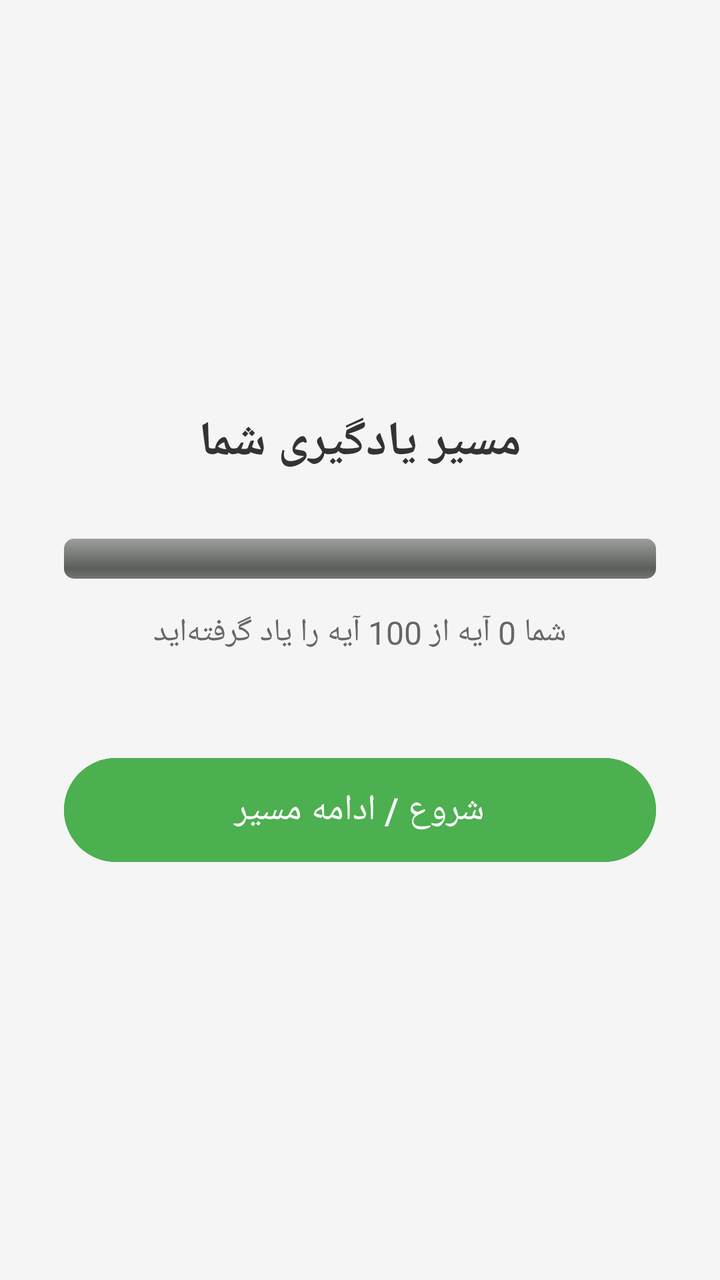
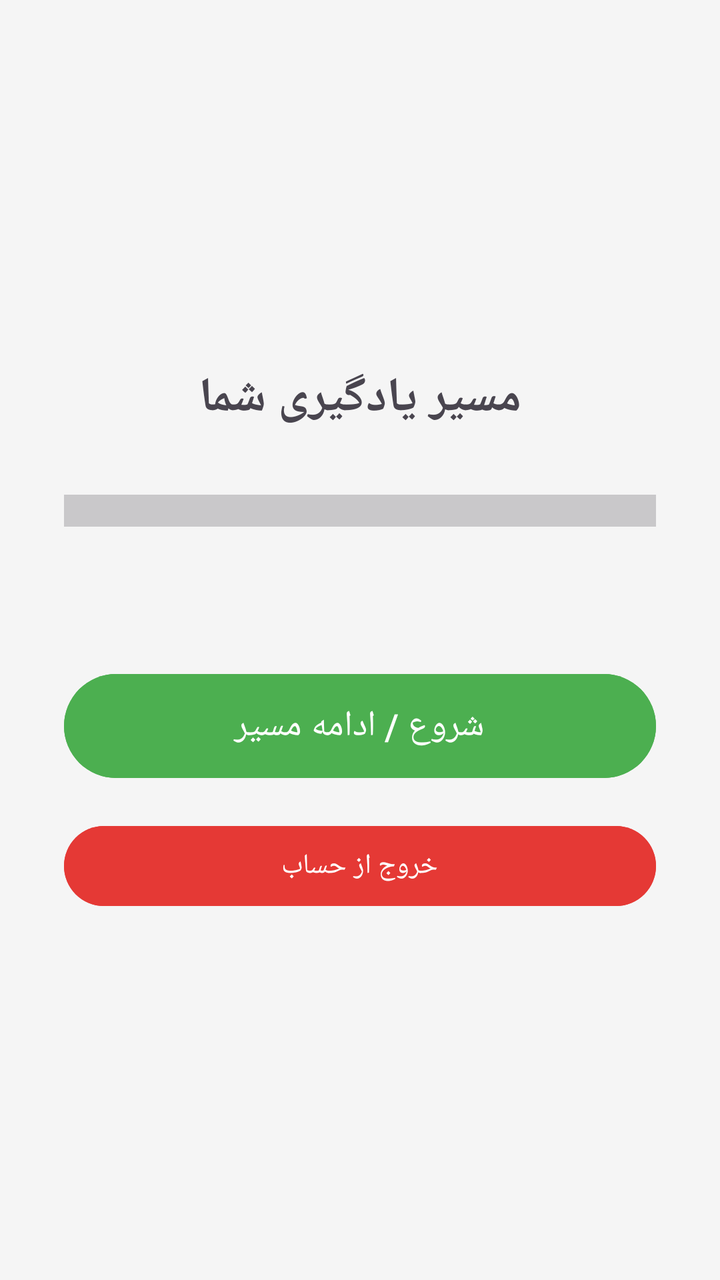

Screens rendered from an Android XML layout before and after an edit, with the pre-edit source and the edit as a unified diff.
<!-- AndroidManifest.xml: application theme Theme.Material3.DayNight.NoActionBar -->
<!-- res/layout/activity_dashboard.xml -->
<?xml version="1.0" encoding="utf-8"?>
<LinearLayout xmlns:android="http://schemas.android.com/apk/res/android"
    android:layout_width="match_parent"
    android:layout_height="match_parent"
    android:orientation="vertical"
    android:gravity="center"
    android:padding="32dp"
    android:background="#F5F5F5">

    <TextView
        android:layout_width="wrap_content"
        android:layout_height="wrap_content"
        android:text="مسیر یادگیری شما"
        android:textSize="24sp"
        android:textStyle="bold"
        android:textColor="#333333"
        android:layout_marginBottom="32dp" />

    
    <ProgressBar
        android:id="@+id/progressBar"
        style="?android:attr/progressBarStyleHorizontal"
        android:layout_width="match_parent"
        android:layout_height="20dp"
        android:max="100"
        android:progress="0"
        android:progressDrawable="@android:drawable/progress_horizontal" />

    <TextView
        android:id="@+id/tvProgressText"
        android:layout_width="wrap_content"
        android:layout_height="wrap_content"
        android:text="شما 0 آیه از 100 آیه را یاد گرفته‌اید"
        android:textSize="16sp"
        android:textColor="#666666"
        android:layout_marginTop="16dp"
        android:layout_marginBottom="48dp" />

    <Button
        android:id="@+id/btnStart"
        android:layout_width="match_parent"
        android:layout_height="60dp"
        android:text="شروع / ادامه مسیر"
        android:textSize="18sp"
        android:backgroundTint="#4CAF50"
        android:textColor="#FFFFFF" />

</LinearLayout>
<!-- resources referenced by this layout -->
<resources>

</resources>

<!-- the commit's change to res/layout/activity_dashboard.xml (unified diff, before → after) -->
@@ -3,9 +3,9 @@
     android:layout_width="match_parent"
     android:layout_height="match_parent"
     android:orientation="vertical"
-    android:gravity="center"
     android:padding="32dp"
-    android:background="#F5F5F5">
+    android:background="#F5F5F5"
+    android:gravity="center">
 
     <TextView
         android:layout_width="wrap_content"
@@ -13,28 +13,22 @@
         android:text="مسیر یادگیری شما"
         android:textSize="24sp"
         android:textStyle="bold"
-        android:textColor="#333333"
         android:layout_marginBottom="32dp" />
 
-    
     <ProgressBar
         android:id="@+id/progressBar"
         style="?android:attr/progressBarStyleHorizontal"
         android:layout_width="match_parent"
-        android:layout_height="20dp"
-        android:max="100"
-        android:progress="0"
-        android:progressDrawable="@android:drawable/progress_horizontal" />
+        android:layout_height="wrap_content"
+        android:layout_marginBottom="16dp"
+        android:scaleY="4" />
 
     <TextView
         android:id="@+id/tvProgressText"
         android:layout_width="wrap_content"
         android:layout_height="wrap_content"
-        android:text="شما 0 آیه از 100 آیه را یاد گرفته‌اید"
         android:textSize="16sp"
-        android:textColor="#666666"
-        android:layout_marginTop="16dp"
-        android:layout_marginBottom="48dp" />
+        android:layout_marginBottom="32dp" />
 
     <Button
         android:id="@+id/btnStart"
@@ -45,4 +39,14 @@
         android:backgroundTint="#4CAF50"
         android:textColor="#FFFFFF" />
 
+    
+    <Button
+        android:id="@+id/btnLogout"
+        android:layout_width="match_parent"
+        android:layout_height="wrap_content"
+        android:layout_marginTop="16dp"
+        android:text="خروج از حساب"
+        android:backgroundTint="#E53935"
+        android:textColor="#FFFFFF" />
+
 </LinearLayout>
